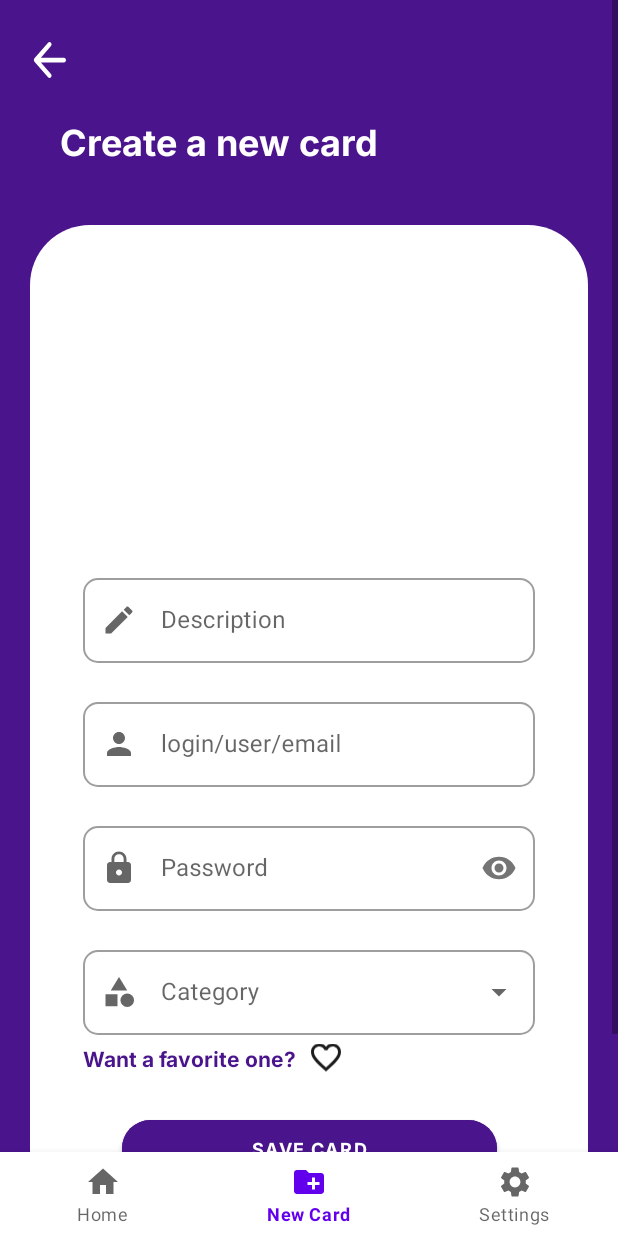
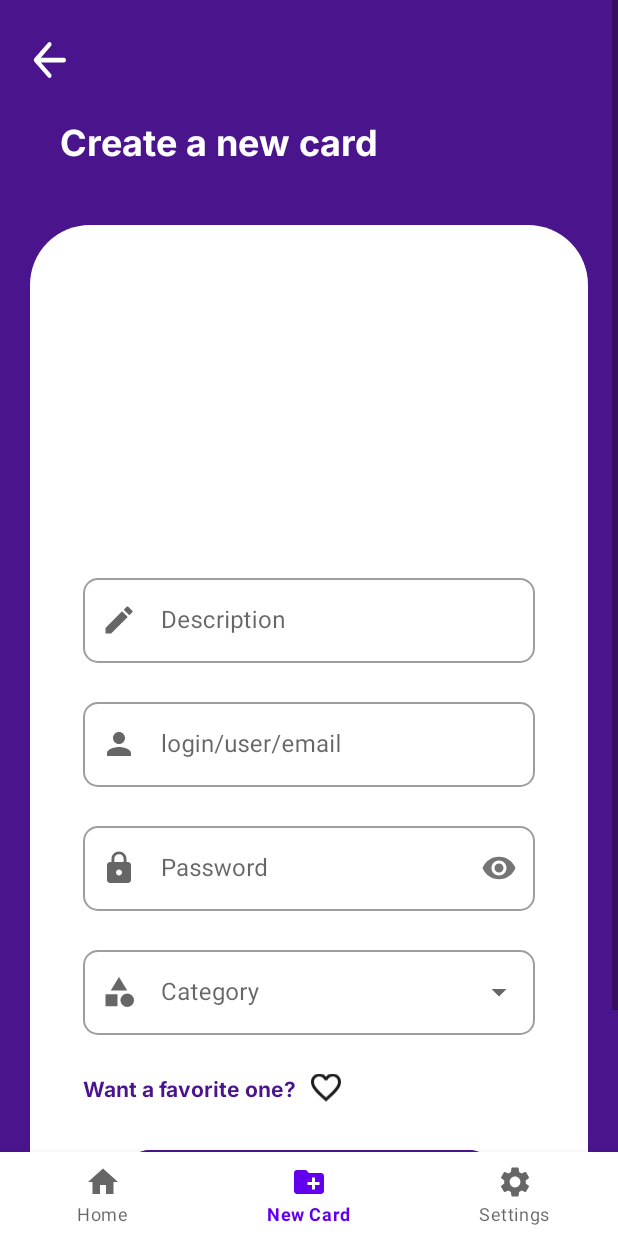
Before and after one commit to wilkison-silva/password-keeper, an Android app: the FormCardFragment screen opened through its navigation route, on a phone screen of 412 x 824 dp. Run offline under Robolectric (Android 15) with nearby library versions, the phone set to English and light mode, and no system bars; our stand-ins replace Firebase (no records; nobody signed in at launch, a user with empty details on screens opened directly), navigation-ui.

Commit message:
fix: aumentando margin top do component favorite-one

```diff
--- a/app/src/main/res/layout/form_card_fragment.xml
+++ b/app/src/main/res/layout/form_card_fragment.xml
@@ -181,7 +181,7 @@
             android:text="@string/want_a_favorite_one"
             android:textColor="@color/purple"
             android:textSize="14sp"
-            android:layout_marginTop="5dp"
+            android:layout_marginTop="25dp"
             android:layout_marginStart="55dp"
             app:layout_constraintStart_toStartOf="parent"
             app:layout_constraintTop_toBottomOf="@+id/textInputLayoutCategory" />
```
